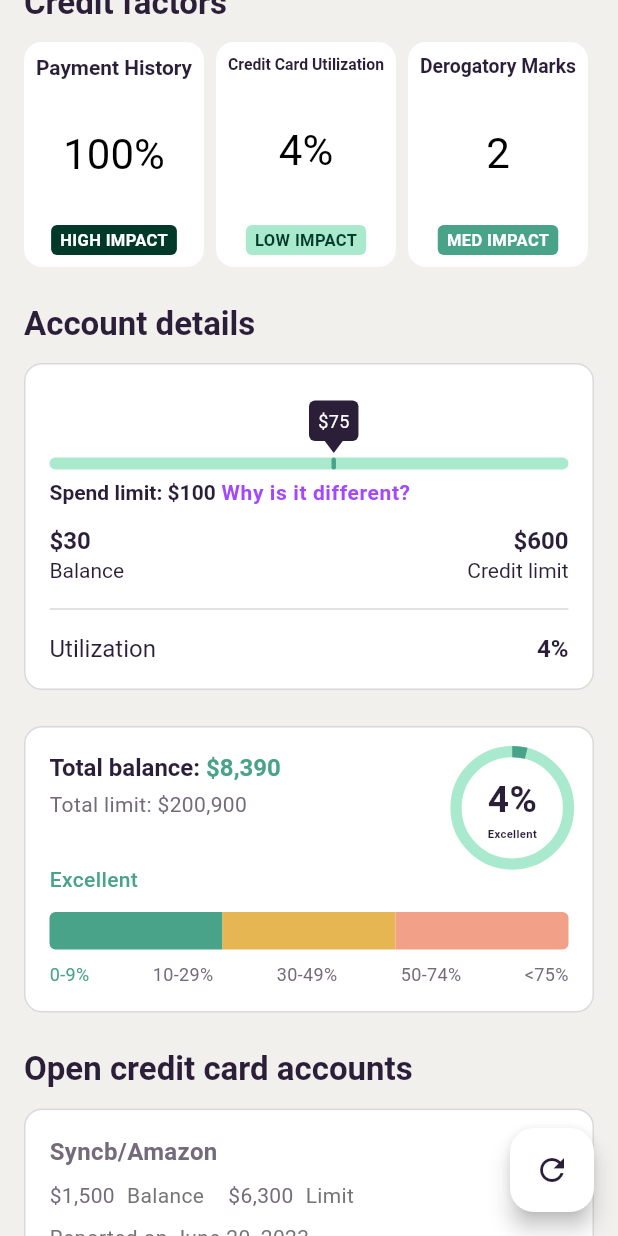
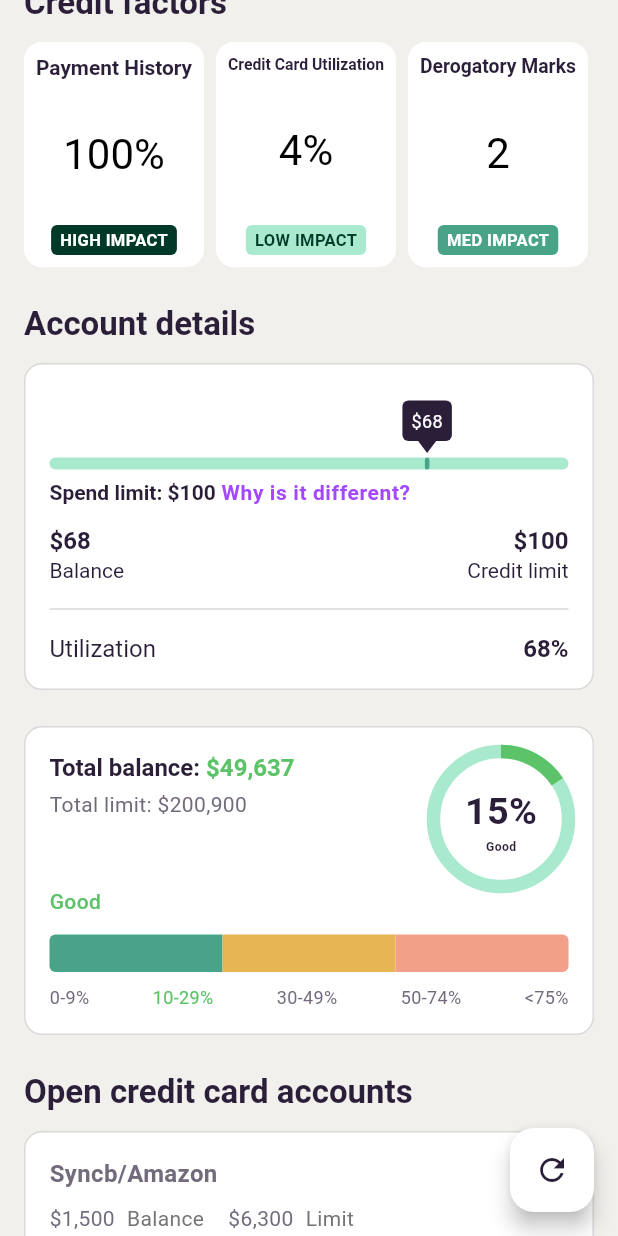
Before and after one commit to Tsames/ava_take_home, a Flutter app: the screen it shows after launch, scrolled down 576 dp, after a tap on the "refresh" icon, on a phone screen of 412 x 824 dp. Run offline on Flutter 3.47's test engine with Material 3 defaults, Android fonts, the phone set to English and light mode, and no system bars; our stand-ins replace fl_chart, flutter_riverpod; Roboto replaces fonts that are missing (AtHauss).

Commit message:
Added a money util classes and made the account details section responsive to global state in riverpod. Also included a random value generation for credit balance by hitting the floating action button.

```diff
--- /dev/null
+++ b/lib/common/util/money.dart
@@ -0,0 +1,26 @@
+class Money {
+  String formatDollars(int amount) {
+    final absAmount = amount.abs();
+    final sign = amount < 0 ? '-' : '';
+
+    if (absAmount < 1000) {
+      return '$sign\$$absAmount';
+    }
+
+    final parts = absAmount.toString().split('').reversed.toList();
+    final buffer = StringBuffer(sign + r'$');
+
+    for (int i = parts.length - 1; i >= 0; i--) {
+      buffer.write(parts[i]);
+      if (i > 0 && i % 3 == 0) {
+        buffer.write(',');
+      }
+    }
+
+    return buffer.toString();
+  }
+
+  String formatPercent(int balance, int total) {
+    return "${((balance / total) * 100).toInt()}%";
+  }
+}
--- a/lib/pages/home/animated/animated_dial.dart
+++ b/lib/pages/home/animated/animated_dial.dart
@@ -114,13 +114,13 @@ class _AnimatedDialState extends State<AnimatedDial> with SingleTickerProviderSt
                       FittedBox(
                         child: Text(
                           "${(_animation.value * widget.maxValue).toInt()}${widget.numberText}",
-                          style: TextStyle(color: textColor, fontSize: size * 0.33, fontWeight: FontWeight.w600),
+                          style: TextStyle(color: textColor, fontSize: size * 0.28, fontWeight: FontWeight.w600),
                         ),
                       ),
                       FittedBox(
                         child: Text(
                           rating.label,
-                          style: TextStyle(color: textColor, fontSize: size * 0.1, fontWeight: FontWeight.w600),
+                          style: TextStyle(color: textColor, fontSize: size * 0.09, fontWeight: FontWeight.w600),
                         ),
                       ),
                     ],
--- a/lib/pages/home/animated/animated_slider.dart
+++ b/lib/pages/home/animated/animated_slider.dart
@@ -1,17 +1,17 @@
 import 'package:flutter/material.dart';
+
+import '../../../common/util/Money.dart';
 
 class AnimatedUtilizationSlider extends StatefulWidget {
   final int utilization;
   final int total;
-  final String valueLabel;
   final Duration duration;
 
   const AnimatedUtilizationSlider({
     super.key,
     required this.utilization,
     required this.total,
-    required this.valueLabel,
-    this.duration = const Duration(milliseconds: 3000),
+    this.duration = const Duration(milliseconds: 1000),
   });
 
   @override
@@ -62,6 +62,8 @@ class _AnimatedUtilizationSliderState extends State<AnimatedUtilizationSlider> w
     final progressBarTick = Theme.of(context).colorScheme.tertiary;
     final markerBackgroundColor = Theme.of(context).colorScheme.onPrimary;
 
+    final money = Money();
+
     return LayoutBuilder(
       builder: (context, constraints) {
         final width = constraints.maxWidth;
@@ -98,7 +100,7 @@ class _AnimatedUtilizationSliderState extends State<AnimatedUtilizationSlider> w
                               borderRadius: BorderRadius.circular(4),
                             ),
                             child: Text(
-                              "${widget.valueLabel}${(_animation.value * widget.total).toInt()}",
+                              money.formatDollars(widget.utilization),
                               style: const TextStyle(color: Colors.white, fontSize: 12),
                             ),
                           ),
--- /dev/null
+++ b/lib/pages/home/floating_home_button.dart
@@ -0,0 +1,28 @@
+import 'dart:math';
+
+import 'package:flutter/material.dart';
+import 'package:flutter_riverpod/flutter_riverpod.dart';
+
+import '../../repository/score_provider.dart';
+
+class FloatingHomeButton extends ConsumerWidget {
+  const FloatingHomeButton({super.key});
+
+  void _generateNewState(WidgetRef ref) {
+    final random = Random();
+
+    final newCreditScore = random.nextInt(850);
+    ref.read(creditScoreProvider.notifier).state = newCreditScore;
+
+    final newTotalBalance = random.nextInt(200000);
+    ref.read(totalBalanceProvider.notifier).state = newTotalBalance;
+
+    final newCreditBalance = random.nextInt(90);
+    ref.read(creditBalanceProvider.notifier).state = newCreditBalance;
+  }
+
+  @override
+  Widget build(BuildContext context, WidgetRef ref) {
+    return FloatingActionButton(onPressed: () => _generateNewState(ref), child: const Icon(Icons.refresh));
+  }
+}
--- a/lib/pages/home/home_page.dart
+++ b/lib/pages/home/home_page.dart
@@ -1,7 +1,5 @@
-import 'dart:math';
-
 import 'package:flutter/material.dart';
-import 'package:flutter_riverpod/flutter_riverpod.dart';
+import 'package:meet_ava_take_home/pages/home/floating_home_button.dart';
 import 'package:meet_ava_take_home/pages/home/home_page_section.dart';
 import 'package:meet_ava_take_home/pages/home/home_page_styled_card.dart';
 import 'package:meet_ava_take_home/pages/home/sections/account_details.dart';
@@ -11,26 +9,16 @@ import 'package:meet_ava_take_home/pages/home/sections/credit_details.dart';
 import 'package:meet_ava_take_home/pages/home/sections/credit_factors.dart';
 import 'package:meet_ava_take_home/pages/home/sections/credit_utilization.dart';
 
-import '../../repository/score_provider.dart';
-
-class HomePage extends ConsumerWidget {
+class HomePage extends StatelessWidget {
   const HomePage({super.key});
 
   @override
-  Widget build(BuildContext context, WidgetRef ref) {
+  Widget build(BuildContext context) {
     return Scaffold(
       extendBodyBehindAppBar: true,
       appBar: AppBar(toolbarHeight: 0, backgroundColor: Theme.of(context).colorScheme.secondaryContainer),
       backgroundColor: Theme.of(context).colorScheme.surface,
-      floatingActionButton: FloatingActionButton(
-        onPressed: () {
-          // Generate random number between 100 and 750
-          final random = Random();
-          final newScore = random.nextInt(651) + 100; // 651 + 100 = max of 750
-          ref.read(creditScoreProvider.notifier).state = newScore;
-        },
-        child: const Icon(Icons.refresh),
-      ),
+      floatingActionButton: FloatingHomeButton(),
       body: SafeArea(
         child: Column(
           children: [
--- a/lib/pages/home/sections/account_details.dart
+++ b/lib/pages/home/sections/account_details.dart
@@ -1,21 +1,32 @@
 import 'package:flutter/material.dart';
+import 'package:flutter_riverpod/flutter_riverpod.dart';
+import 'package:meet_ava_take_home/repository/score_provider.dart';
 
+import '../../../common/util/Money.dart';
 import '../animated/animated_slider.dart';
 
-class AccountDetails extends StatelessWidget {
-  const AccountDetails({super.key});
+class AccountDetails extends ConsumerWidget {
+  final int creditLimit;
+
+  const AccountDetails({super.key, this.creditLimit = 100});
 
   @override
-  Widget build(BuildContext context) {
+  Widget build(BuildContext context, WidgetRef ref) {
     final dividerColor = Theme.of(context).colorScheme.outline;
-
     final cardBodyText = Theme.of(context).textTheme.headlineSmall;
     final cardBodyPinkText = Theme.of(context).textTheme.bodySmall;
+
+    final money = Money();
+
+    final creditBalance = ref.watch(creditBalanceProvider);
 
     return Column(
       crossAxisAlignment: CrossAxisAlignment.center,
       children: [
-        SizedBox(height: 60, child: AnimatedUtilizationSlider(utilization: 75, total: 150, valueLabel: "\$")),
+        SizedBox(
+          height: 60,
+          child: AnimatedUtilizationSlider(utilization: creditBalance, total: creditLimit),
+        ),
         Row(
           mainAxisAlignment: MainAxisAlignment.spaceBetween,
           children: [
@@ -23,7 +34,7 @@ class AccountDetails extends StatelessWidget {
               TextSpan(
                 children: [
                   TextSpan(
-                    text: 'Spend limit: \$100',
+                    text: 'Spend limit: ${money.formatDollars(creditLimit)}',
                     style: cardBodyText?.copyWith(fontSize: 14, fontWeight: FontWeight.w600),
                   ),
                   TextSpan(text: " Why is it different?", style: cardBodyPinkText?.copyWith(fontSize: 14)),
@@ -39,14 +50,14 @@ class AccountDetails extends StatelessWidget {
             Column(
               crossAxisAlignment: CrossAxisAlignment.start,
               children: [
-                Text('\$30', style: cardBodyText),
+                Text(money.formatDollars(creditBalance), style: cardBodyText),
                 Text('Balance', style: cardBodyText?.copyWith(fontWeight: FontWeight.w400, fontSize: 14)),
               ],
             ),
             Column(
               crossAxisAlignment: CrossAxisAlignment.end,
               children: [
-                Text('\$600', style: cardBodyText),
+                Text(money.formatDollars(creditLimit), style: cardBodyText),
                 Text('Credit limit', style: cardBodyText?.copyWith(fontWeight: FontWeight.w400, fontSize: 14)),
               ],
             ),
@@ -57,7 +68,7 @@ class AccountDetails extends StatelessWidget {
           mainAxisAlignment: MainAxisAlignment.spaceBetween,
           children: [
             Text('Utilization', style: cardBodyText?.copyWith(fontWeight: FontWeight.w400)),
-            Text('4%', style: cardBodyText),
+            Text(money.formatPercent(creditBalance, creditLimit), style: cardBodyText),
           ],
         ),
       ],
--- a/lib/pages/home/sections/credit_utilization.dart
+++ b/lib/pages/home/sections/credit_utilization.dart
@@ -1,14 +1,16 @@
 import 'package:flutter/material.dart';
+import 'package:flutter_riverpod/flutter_riverpod.dart';
 import 'package:meet_ava_take_home/common/rating_thresholds.dart';
+import 'package:meet_ava_take_home/common/util/Money.dart';
+import 'package:meet_ava_take_home/repository/score_provider.dart';
 
 import '../../../common/ratings.dart';
 import '../animated/animated_dial.dart';
 
-class CreditUtilization extends StatelessWidget {
-  final int totalBalance;
+class CreditUtilization extends ConsumerWidget {
   final int totalLimit;
 
-  const CreditUtilization({super.key, this.totalBalance = 8390, this.totalLimit = 200900});
+  const CreditUtilization({super.key, this.totalLimit = 200900});
 
   static const ratingThresholds = RatingThresholds(
     poor: 0.09,
@@ -17,27 +19,6 @@ class CreditUtilization extends StatelessWidget {
     good: 0.74,
     excellent: 1,
   );
-
-  String _formatDollars(int amount) {
-    final absAmount = amount.abs();
-    final sign = amount < 0 ? '-' : '';
-
-    if (absAmount < 1000) {
-      return '$sign\$$absAmount';
-    }
-
-    final parts = absAmount.toString().split('').reversed.toList();
-    final buffer = StringBuffer(sign + r'$');
-
-    for (int i = parts.length - 1; i >= 0; i--) {
-      buffer.write(parts[i]);
-      if (i > 0 && i % 3 == 0) {
-        buffer.write(',');
-      }
-    }
-
-    return buffer.toString();
-  }
 
   Rating _getRating(double percentage) {
     // The rating thresholds are reversed since low utilization is good
@@ -49,10 +30,12 @@ class CreditUtilization extends StatelessWidget {
   }
 
   @override
-  Widget build(BuildContext context) {
+  Widget build(BuildContext context, WidgetRef ref) {
     final cardHeaderText = Theme.of(context).textTheme.headlineSmall;
     final cardText = Theme.of(context).textTheme.bodyMedium;
-    final greenText = Theme.of(context).colorScheme.tertiary;
+
+    final money = Money();
+    final totalBalance = ref.watch(totalBalanceProvider);
 
     final rating = _getRating(totalBalance / totalLimit);
 
@@ -73,20 +56,20 @@ class CreditUtilization extends StatelessWidget {
                       children: [
                         TextSpan(text: 'Total balance:'),
                         TextSpan(
-                          text: " ${_formatDollars(totalBalance)}",
-                          style: TextStyle(color: greenText),
+                          text: " ${money.formatDollars(totalBalance)}",
+                          style: TextStyle(color: rating.color),
                         ),
                       ],
                     ),
                   ),
                   const SizedBox(height: 4),
-                  Text('Total limit: ${_formatDollars(totalLimit)}', style: cardText),
+                  Text('Total limit: ${money.formatDollars(totalLimit)}', style: cardText),
                 ],
               ),
             ),
             SizedBox(
-              height: 75,
-              width: 75,
+              height: 90,
+              width: 90,
               child: AnimatedDial(
                 value: ((totalBalance / totalLimit) * 100).toInt(),
                 maxValue: 100,
--- a/lib/repository/score_provider.dart
+++ b/lib/repository/score_provider.dart
@@ -1,5 +1,5 @@
 import 'package:flutter_riverpod/flutter_riverpod.dart';
 
-final creditScoreProvider = StateProvider<int>((ref) {
-  return 720;
-});
+final creditScoreProvider = StateProvider<int>((ref) => 720);
+final totalBalanceProvider = StateProvider<int>((ref) => 8390);
+final creditBalanceProvider = StateProvider<int>((ref) => 75);
```
